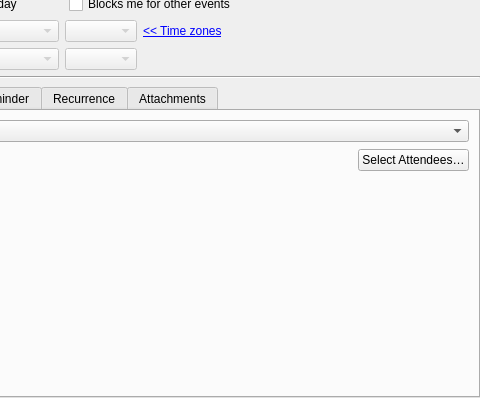
chusopr/kdepim-ktimetracker-akonadi, file incidenceeditor-ng/eventortododesktop.ui: the form before one commit; both pictures show x 181 to 661 and y 153 to 551 of the 661 by 551 pixel window.
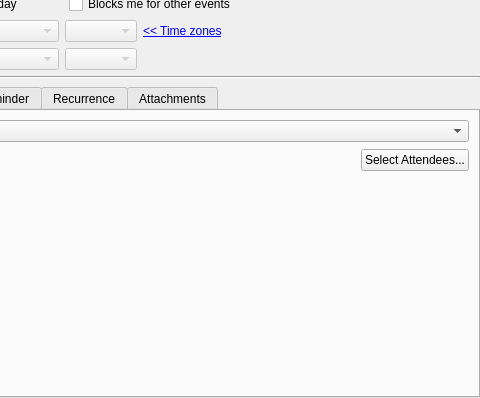
The form after the commit. The open tabs and pages were chosen to show the change. Custom widgets are drawn as their Qt base class.

Commit message: Use commonly used ellipsis.

Patch:
```diff
--- a/incidenceeditor-ng/eventortododesktop.ui
+++ b/incidenceeditor-ng/eventortododesktop.ui
@@ -757,7 +757,7 @@
             <string comment="@info:whatsthis">Opens your address book, allowing you to select new attendees from it.</string>
            </property>
            <property name="text">
-            <string comment="@action:button">Select Attendees…</string>
+            <string comment="@action:button">Select Attendees...</string>
            </property>
           </widget>
          </item>
```
